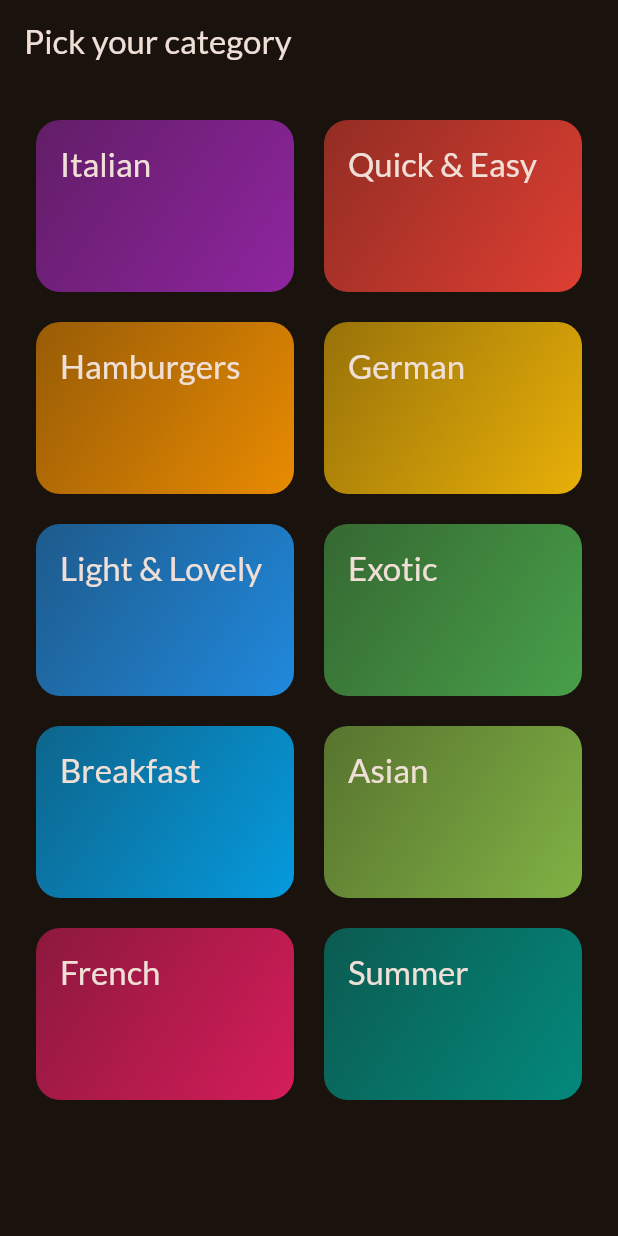
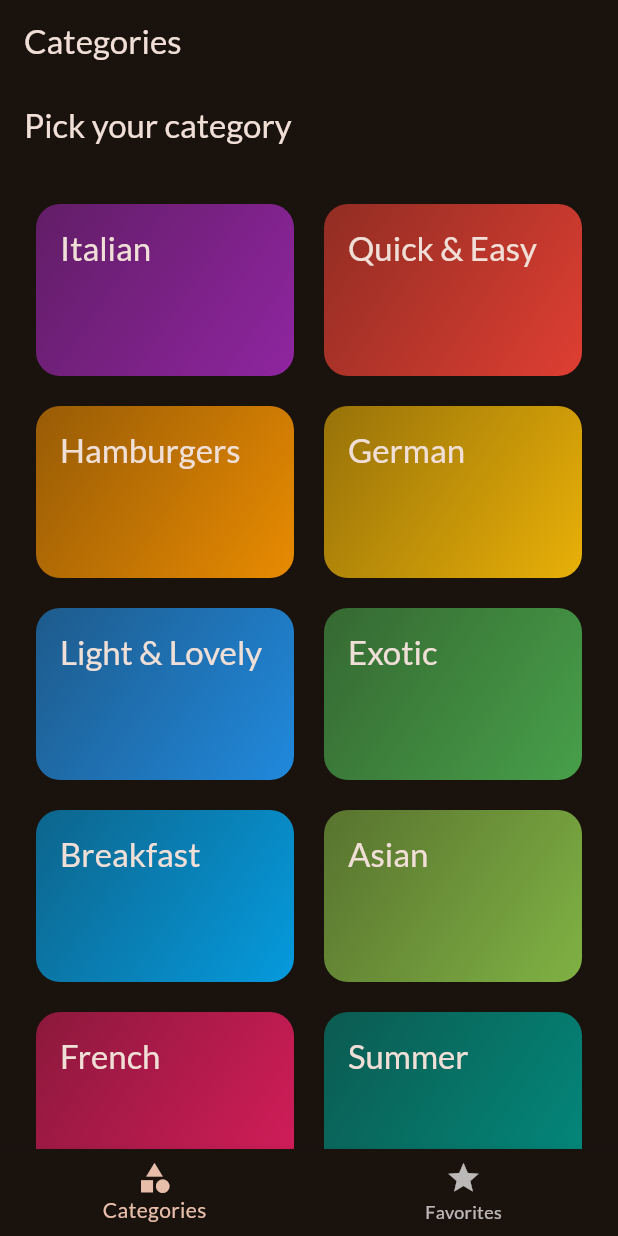
Before and after one commit to AnicetFantomas/Meals-App, a Flutter app: the screen it shows after launch, on a phone screen of 412 x 824 dp. Run offline on Flutter 3.47's test engine with Material 3 defaults, Android fonts, the phone set to English and light mode, and no system bars; our stand-ins replace google_fonts, transparent_image.

```diff
--- a/lib/main.dart
+++ b/lib/main.dart
@@ -1,10 +1,7 @@
 import 'package:flutter/material.dart';
 
 import 'package:google_fonts/google_fonts.dart';
-// import 'package:meals_app/data/dummy_data.dart';
-import 'package:meals_app/screens/categories.dart';
-// import 'package:meals_app/screens/categories.dart';
-// import 'package:meals_app/screens/meals.dart';
+import 'package:meals_app/screens/tabs.dart';
 
 final theme = ThemeData(
   useMaterial3: true,
@@ -26,7 +23,7 @@ class App extends StatelessWidget {
   Widget build(BuildContext context) {
     return MaterialApp(
       theme: theme,
-      home: const CategoriesScreen(),
+      home: const TabsSCreen(),
     );
   }
 }
--- /dev/null
+++ b/lib/screens/tabs.dart
@@ -0,0 +1,52 @@
+import 'package:flutter/material.dart';
+import 'package:meals_app/screens/categories.dart';
+import 'package:meals_app/screens/meals.dart';
+
+class TabsSCreen extends StatefulWidget {
+   const TabsSCreen({super.key});
+
+  @override
+  State<TabsSCreen> createState() => _TabsSCreenState();
+}
+
+class _TabsSCreenState extends State<TabsSCreen> {
+  int _selectedPageIndex = 0;
+
+  void setSelectedPage(int index) {
+    setState(() {
+      _selectedPageIndex = index;
+    });
+  }
+
+  @override
+  Widget build(BuildContext context) {
+    Widget activePage = const CategoriesScreen();
+    var activePageTitle = 'Categories';
+
+    if (_selectedPageIndex == 1) {
+      activePage = const MealsScreen(title: 'Favorites', meals: [],);
+      activePageTitle = 'Favorites';
+    }
+
+
+    return Scaffold(
+      appBar: AppBar(
+        title:  Text(activePageTitle),
+      ),
+      body: activePage,
+      bottomNavigationBar: BottomNavigationBar(
+        onTap: setSelectedPage,
+        items: const [
+          BottomNavigationBarItem(
+            icon: Icon(Icons.category),
+            label: 'Categories',
+          ),
+          BottomNavigationBarItem(
+            icon: Icon(Icons.star),
+            label: 'Favorites',
+          ),
+        ],
+      ),
+    );
+  }
+}
```
